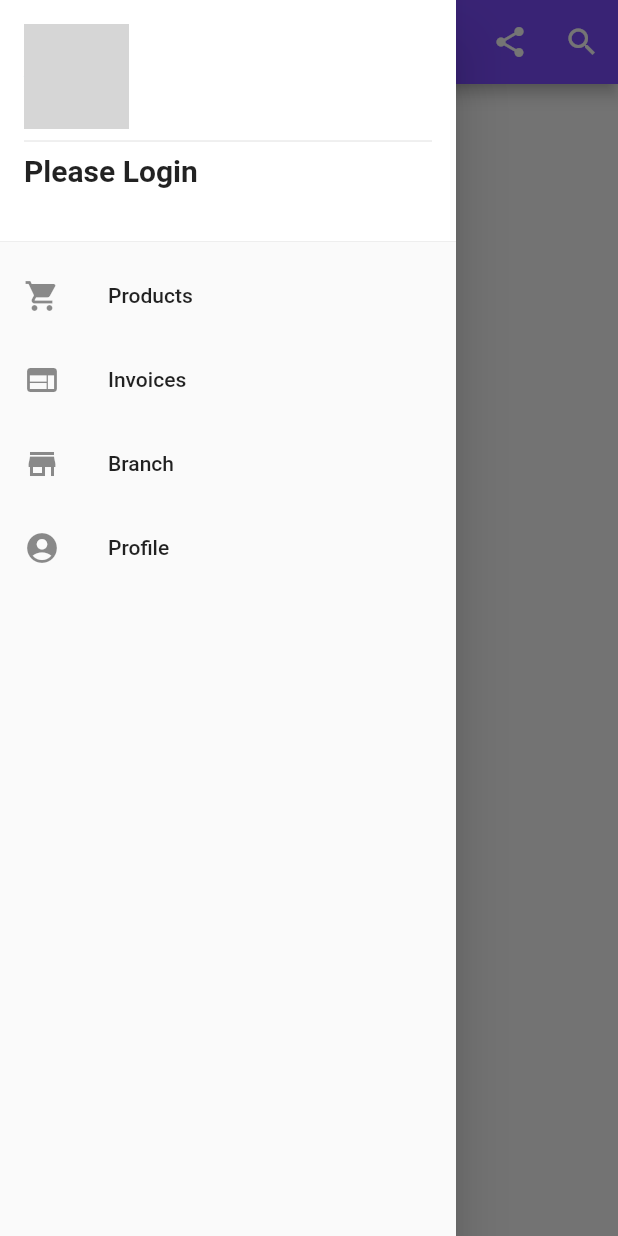
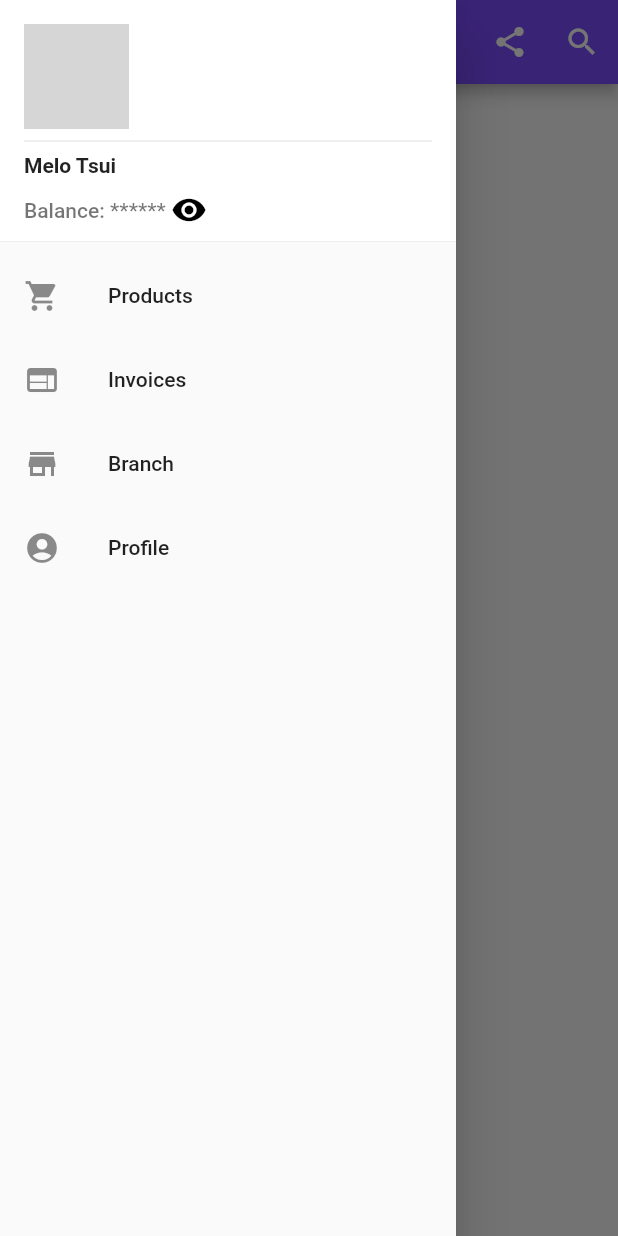
Before and after one commit to melotsui/FYP_Member, a Flutter app: the screen it shows after launch, with the side drawer open, on a phone screen of 412 x 824 dp. Run offline on Flutter 3.47's test engine with Material 2 defaults, Android fonts, the phone set to English and light mode, and no system bars; network calls fail; grey boxes are pictures that could not be loaded.

Commit message:
display balance and add favourite icon in product list

```diff
--- a/lib/Navigation/navigationBar.dart
+++ b/lib/Navigation/navigationBar.dart
@@ -71,8 +71,24 @@ class NavigationBarPageState extends State<NavigationBarPage> {
                   SizedBox(height: 10,),
                   Row(
                     children: <Widget>[
-                      login > 0 ? Text('Balance: \$$accountBalance ', style: TextStyle(color: Colors.black54)) : Text(""),
-                      login > 0 ? Icon(Icons.remove_red_eye) : Text(""),
+                      login > 0 ? Text(
+                        displayBalance%2 ==1 ? 'Balance: \$$accountBalance ' : 'Balance: ****** ',
+                          style: TextStyle(color: Colors.black54),
+                      ) : Text(""),
+                      GestureDetector(
+                        child: login > 0 ? Icon(
+                        Icons.remove_red_eye,
+                        color: displayBalance%2 ==1 ?
+                        Colors.black38 : Colors.black,
+                        ) : Text(""),
+                        onTap: () {
+                          setState(() {
+
+                          });
+                          displayBalance = displayBalance + 1;
+                        },
+                      ),
+
                     ],
                   ),
                 ],
--- a/lib/Var/var.dart
+++ b/lib/Var/var.dart
@@ -1,8 +1,11 @@
 
-int login = 0;
+int login = 1;
 String appBarTitle = "Page Title";
 String userIcon = "https://image-resizer.cwg.tw/resize/uri/https%3A%2F%2Fcw1.tw%2FCC%2Fimages%2Farticle%2F201710%2Farticle-59d1f2b06a7a2.jpg/?w=810&h=543&fit=fill";
 String unknownIcon = "https://upload.wikimedia.org/wikipedia/commons/thumb/b/bc/Unknown_person.jpg/925px-Unknown_person.jpg";
 String userName = "Melo Tsui";
 String unknownName = "Please Login";
 double accountBalance = 80.2;
+var varFav = [1, 1, 1, 1, 1];
+var displayBalance = 2;
+// int fav = 1;
```
Also changed, not shown: lib/Shopping/productList.dart (+20 -3 lines).
